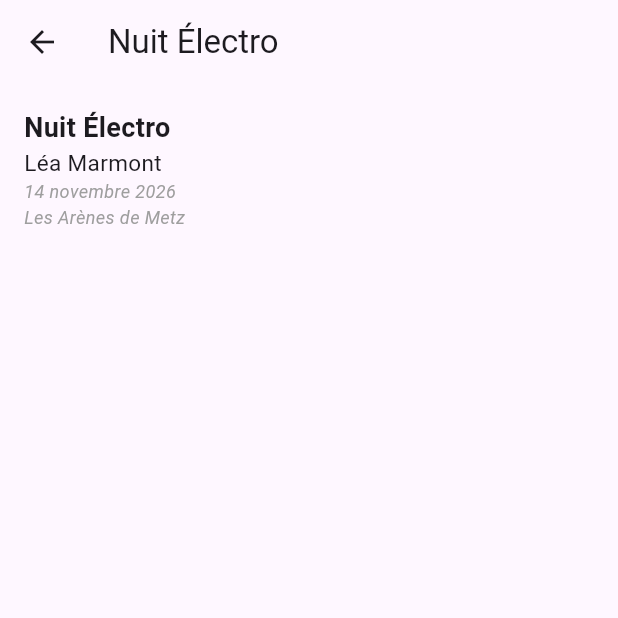
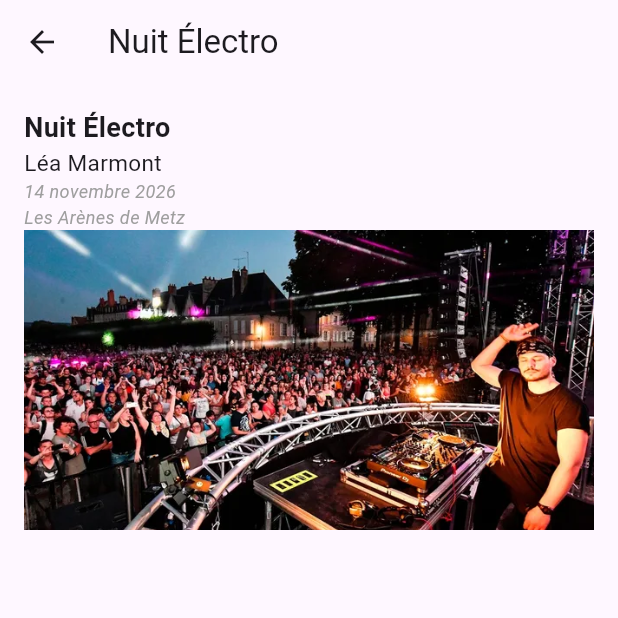
Before and after one commit to PriamA57/SIOE_mobile, a Flutter app: the screen it shows after launch, after a tap on "Nuit Électro", on a phone screen of 412 x 824 dp, the top half of it. Run offline on Flutter 3.47's test engine with Material 3 defaults, Android fonts, the phone set to English and light mode, and no system bars.

Commit message:
Ajout des photos pour chaque concerts

```diff
--- a/lib/models/concert.dart
+++ b/lib/models/concert.dart
@@ -4,11 +4,13 @@ class Concert {
   final String artiste;
   final String date;
   final String lieu;
+  final String img;
 
   const Concert({
     required this.titre,
     required this.artiste,
     required this.date,
     required this.lieu,
+    required this.img,
   });
 }
--- a/lib/screens/detail_concert.dart
+++ b/lib/screens/detail_concert.dart
@@ -37,6 +37,12 @@ class DetailConcertScreen extends StatelessWidget {
               concert.lieu,
               style: const TextStyle(fontStyle: FontStyle.italic, fontSize: 12, color: Colors.grey),
             ),
+            Image.asset(
+              concert.img,
+              height: 200,
+              width: double.infinity,
+              fit: BoxFit.cover,
+            )
           ],
         ),
       ),
--- a/pubspec.yaml
+++ b/pubspec.yaml
@@ -62,6 +62,9 @@ flutter:
   #   - images/a_dot_burr.jpeg
   #   - images/a_dot_ham.jpeg
 
+  assets:
+    - assets/images/
+
   # An image asset can refer to one or more resolution-specific "variants", see
   # https://flutter.dev/to/resolution-aware-images
 
```
Also changed, not shown: lib/data/concerts.dart (+5 -5 lines), assets/images/electro.png (added), assets/images/fr.png (added), assets/images/hiphop.png (added), assets/images/jazz.png (added), assets/images/rock.png (added).
